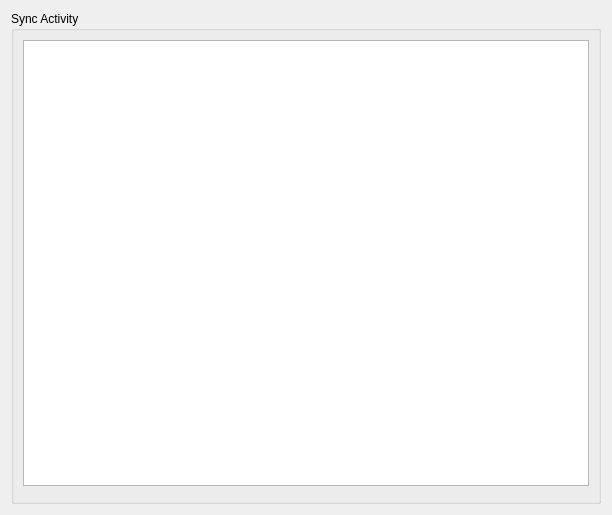
Old version of the form src/gui/activitywidget.ui in the repository nextcloud/desktop.
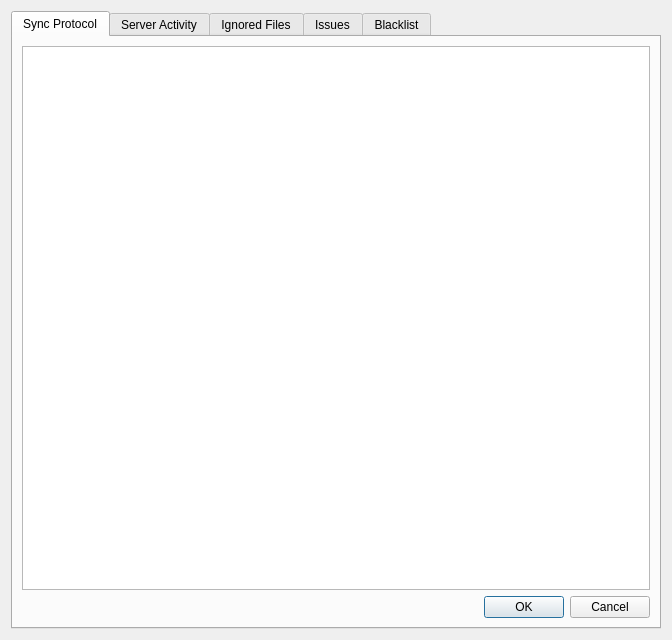
New version of the form.

Commit message: Add a tabwidget to Settings dialog for activity.

The edit to the form file:
```diff
--- a/src/gui/activitywidget.ui
+++ b/src/gui/activitywidget.ui
@@ -6,31 +6,62 @@
    <rect>
     <x>0</x>
     <y>0</y>
-    <width>612</width>
-    <height>515</height>
+    <width>672</width>
+    <height>640</height>
    </rect>
   </property>
   <property name="windowTitle">
    <string>Form</string>
   </property>
   <layout class="QGridLayout" name="gridLayout_2">
-   <item row="0" column="0">
-    <widget class="QGroupBox" name="groupBox">
-     <property name="title">
-      <string>Sync Activity</string>
+   <item row="0" column="1">
+    <widget class="QTabWidget" name="tabWidget">
+     <property name="tabShape">
+      <enum>QTabWidget::Rounded</enum>
      </property>
+     <property name="currentIndex">
+      <number>0</number>
+     </property>
+     <property name="elideMode">
+      <enum>Qt::ElideMiddle</enum>
+     </property>
+     <widget class="QWidget" name="protocolTab">
+      <attribute name="title">
+       <string>Sync Protocol</string>
+      </attribute>
      <layout class="QGridLayout" name="gridLayout">
+       <item row="0" column="0">
+        <widget class="QListView" name="_activityList"/>
+       </item>
       <item row="1" column="0">
        <widget class="QDialogButtonBox" name="_dialogButtonBox">
         <property name="standardButtons">
-         <set>QDialogButtonBox::NoButton</set>
+          <set>QDialogButtonBox::Cancel|QDialogButtonBox::Ok</set>
         </property>
        </widget>
       </item>
-      <item row="0" column="0" colspan="2">
-       <widget class="QListView" name="_activityList"/>
-      </item>
-     </layout>
+      </layout>
+     </widget>
+     <widget class="QWidget" name="serverActivityTab">
+      <attribute name="title">
+       <string>Server Activity</string>
+      </attribute>
+     </widget>
+     <widget class="QWidget" name="ignoresTab">
+      <attribute name="title">
+       <string>Ignored Files</string>
+      </attribute>
+     </widget>
+     <widget class="QWidget" name="issuesTab">
+      <attribute name="title">
+       <string>Issues</string>
+      </attribute>
+     </widget>
+     <widget class="QWidget" name="tab">
+      <attribute name="title">
+       <string>Blacklist</string>
+      </attribute>
+     </widget>
     </widget>
    </item>
   </layout>
```
Lines whose indentation alone changed are shown as unchanged. The commit also changes 1 other file.
